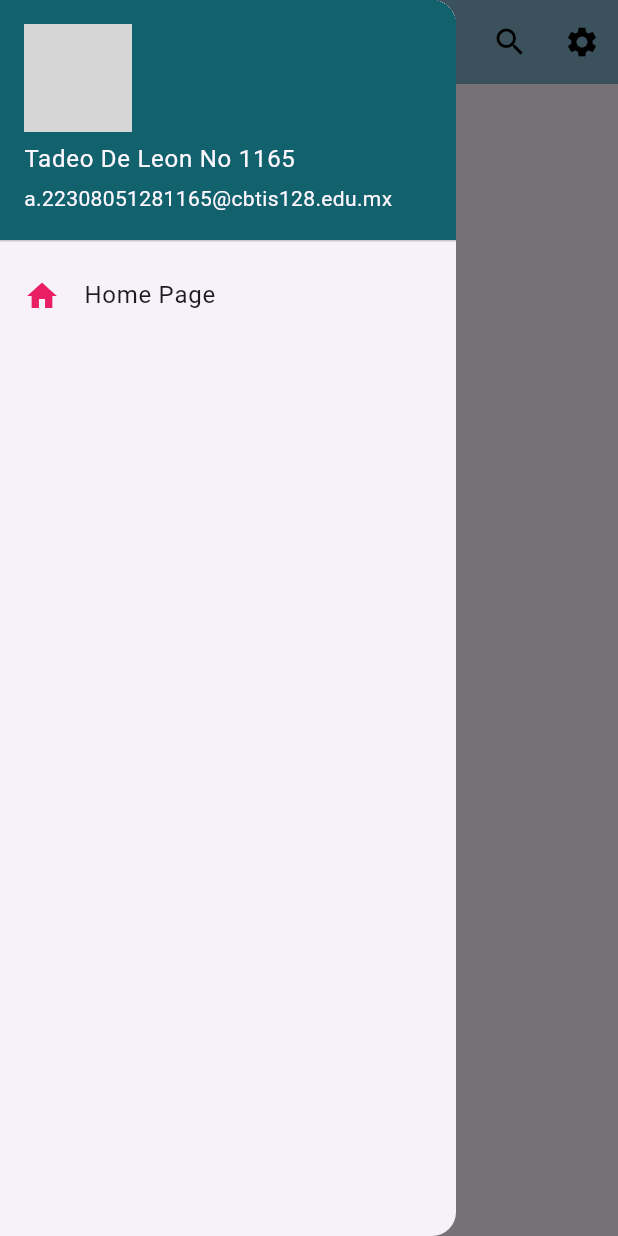
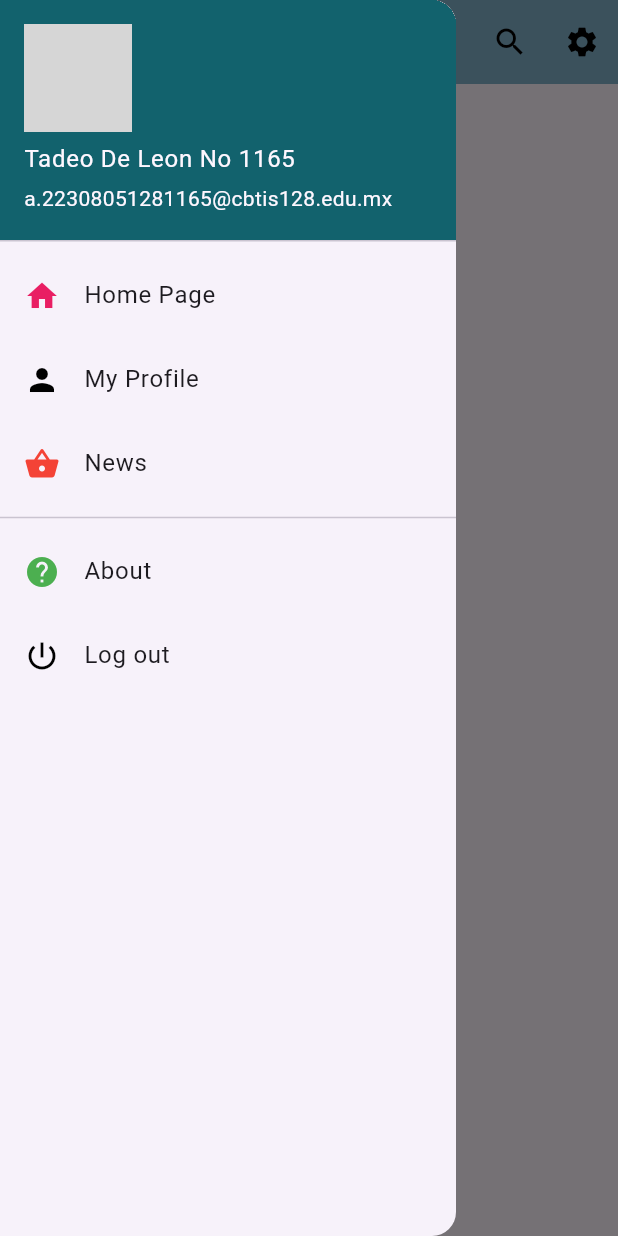
Before and after one commit to Asyhbd2/UIII-Act4-Drawer-Formularios-Gpo-6J, a Flutter app: the screen it shows after launch, with the side drawer open, on a phone screen of 412 x 824 dp. Run offline on Flutter 3.47's test engine with Material 3 defaults, Android fonts, the phone set to English and light mode, and no system bars; network calls fail; grey boxes are pictures that could not be loaded.

```diff
--- a/lib/homepage.dart
+++ b/lib/homepage.dart
@@ -59,6 +59,40 @@ class HomePage extends StatelessWidget {
                 title: Text("Home Page"),
               ),
             ),
+                        InkWell(
+              onTap: null,
+              child: ListTile(
+                onTap: (){Navigator.popAndPushNamed(context, "/profile");},
+                leading: Icon(Icons.person, color: Colors.black),
+                title: Text("My Profile"),
+              ),
+            ),
+            InkWell(
+              onTap: null,
+              child: ListTile(
+                onTap: (){Navigator.pushNamed(context, "/news");},
+                leading: Icon(Icons.shopping_basket, color: Colors.red),
+                title: Text("News"),
+              ),
+            ),
+            Divider(),
+            InkWell(
+              onTap: null,
+              child: ListTile(
+                leading: Icon(Icons.help, color: Colors.green),
+                title: Text("About"),
+              ),
+            ),
+            InkWell(
+              onTap: null,
+              child: ListTile(
+                leading: Icon(
+                  Icons.power_settings_new,
+                  color: Colors.black,
+                ),
+                title: Text("Log out"),
+              ),
+            )
           ],
         ),
       ),
--- a/lib/main.dart
+++ b/lib/main.dart
@@ -1,5 +1,7 @@
 import 'package:flutter/material.dart';
 import 'package:myapp/homepage.dart';
+import 'package:myapp/profile.dart';
+import 'package:myapp/news.dart';
 
 void main() {
   runApp(const MyApp());
@@ -15,6 +17,8 @@ class MyApp extends StatelessWidget {
       home: HomePage(),
       routes: {
         "/home": (context) => HomePage(),
+        "/profile": (context) => Profile(),
+        "/news": (context) => News(),
       },
     );
   }
--- /dev/null
+++ b/lib/news.dart
@@ -0,0 +1,18 @@
+import 'package:flutter/material.dart';
+
+class News extends StatelessWidget {
+  const News ({super.key});
+
+  @override
+  Widget build(BuildContext context) {
+    return Scaffold(
+      appBar: AppBar(
+        title: Text("News Page"),
+        backgroundColor: Colors.blue,
+      ),
+      body: Center(
+        child: Text("News"),
+      ),
+    );
+  }
+}
--- /dev/null
+++ b/lib/profile.dart
@@ -0,0 +1,18 @@
+import 'package:flutter/material.dart';
+
+class Profile extends StatelessWidget {
+  const Profile({super.key});
+
+  @override
+  Widget build(BuildContext context) {
+    return Scaffold(
+      appBar: AppBar(
+        title: Text("Profile Page"),
+        backgroundColor: Colors.red,
+      ),
+      body: Center(
+        child: Text("Profile"),
+      ),
+    );
+  }
+}
```
Also changed, not shown: z_recursos/image-1.png (added), z_recursos/image-2.png (added), z_recursos/image-3.png (added), 1 other file.
